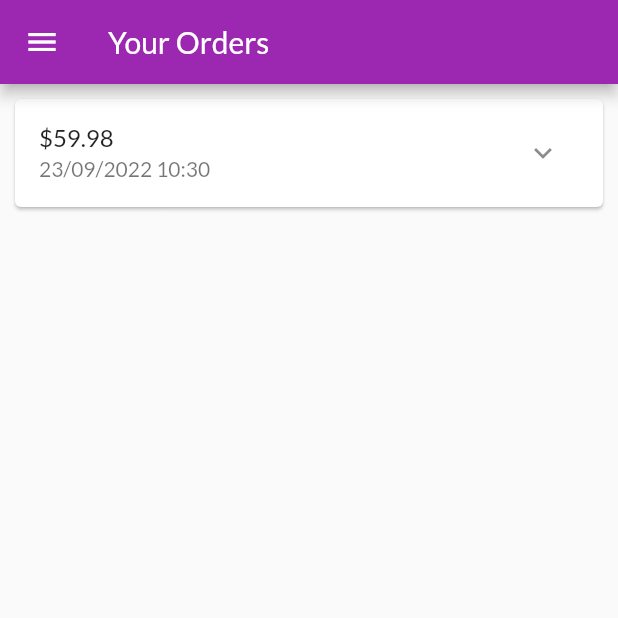
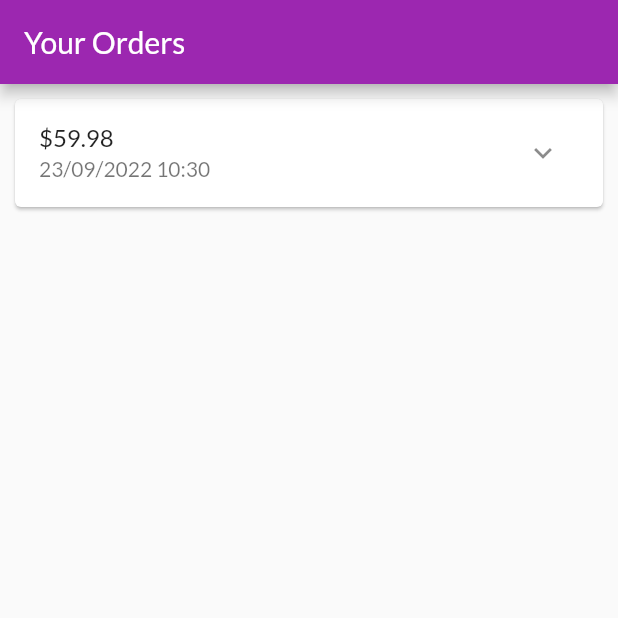
Before and after one commit to nguyentruongvu123/example_project, a Flutter app: the screen it shows after launch, on a phone screen of 412 x 824 dp, the top half of it. Run offline on Flutter 3.47's test engine with Material 2 defaults, Android fonts, the phone set to English and light mode, and no system bars.

Commit message:
Xay dung trang cac dat hang

```diff
--- a/lib/ui/orders/orders_screen.dart
+++ b/lib/ui/orders/orders_screen.dart
@@ -16,7 +16,7 @@ class OrdersScreen extends StatelessWidget {
       appBar: AppBar(
         title: const Text('Your Orders'),
       ),
-      drawer: const AppDrawer(),
+      // drawer: const AppDrawer(),
       body: ListView.builder(
         itemCount: ordersManager.orderCount,
         itemBuilder: (ctx, i) => OrderItemCard(ordersManager.orders[i]),
```
